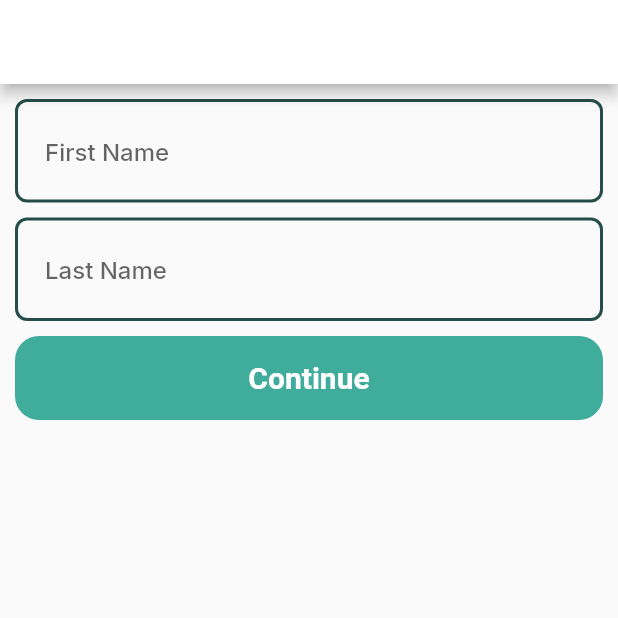
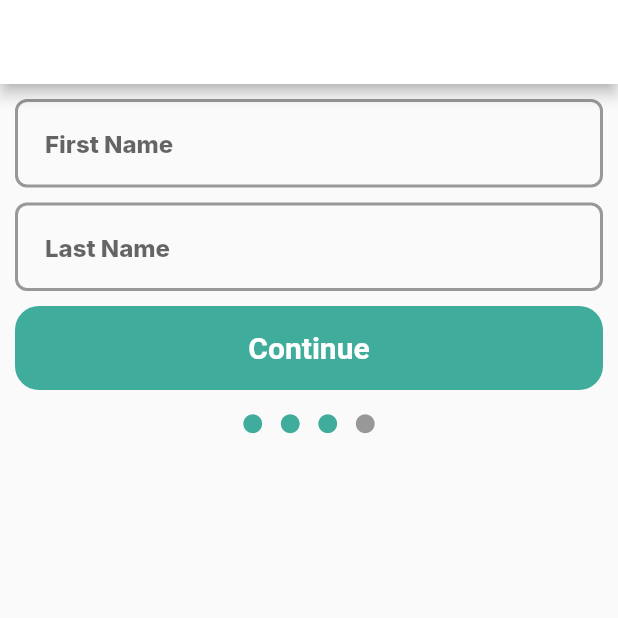
Before and after one commit to isif00/HACK-ODD, a Flutter app: the screen it shows after launch, on a phone screen of 412 x 824 dp, the top half of it. Run offline on Flutter 3.47's test engine with Material 2 defaults, Android fonts, the phone set to English and light mode, and no system bars; our stand-ins replace gap, google_fonts.

Commit message:
ref: change styling options

```diff
--- a/lib/screens/intro_screen.dart
+++ b/lib/screens/intro_screen.dart
@@ -3,6 +3,8 @@ import 'package:flutter/widgets.dart';
 import 'package:gap/gap.dart';
 import 'package:hack_odd/widgets/text_input.dart';
 import 'package:hack_odd/widgets/main_button.dart';
+
+import '../widgets/steps.dart';
 
 class IntroScreen extends StatefulWidget {
   const IntroScreen({super.key});
@@ -30,6 +32,9 @@ class _IntroScreenState extends State<IntroScreen> {
             Gap(10),
             // continue Button
             MainButton(buttonText: 'Continue'),
+            Gap(10),
+            // Stepper
+            Steps(currentStep: 3, totalSteps: 4)
           ],
         ),
       ),
--- a/lib/utils/app_style.dart
+++ b/lib/utils/app_style.dart
@@ -6,6 +6,7 @@ class Styles {
   static Color primaryColor = const Color(0xFF3FAC9C);
   static Color titleColor = const Color(0xFF254E48);
   static Color textColor = const Color(0xFF545454);
+  static Color disabledColor = const Color(0xFF989898);
 
   //Text Styles
   static TextStyle headLine1 = GoogleFonts.inter(
--- a/lib/widgets/steps.dart
+++ b/lib/widgets/steps.dart
@@ -1,42 +1,39 @@
 import 'package:flutter/material.dart';
+import 'package:gap/gap.dart';
 import 'package:hack_odd/utils/app_style.dart';
-
 
 class Steps extends StatelessWidget {
   const Steps({super.key, required this.totalSteps, required this.currentStep});
   final int totalSteps;
   final int currentStep;
 
-
   @override
   Widget build(BuildContext context) {
-
     List<Widget> iconButtonWidgets = [];
 
-
     for (int i = 0; i < totalSteps; i++) {
-      if(i >= currentStep) {
+      if (i >= currentStep) {
         iconButtonWidgets.add(
-          IconButton(
-            icon: Icon(Icons.circle_rounded, color: Styles.stepGrey,),
-            // Customize the icon as needed
-            onPressed: () {
-              // Do something when the IconButton is pressed
-              print('IconButton $i pressed.');
-            },
+          Container(
+            margin: const EdgeInsets.all(5),
+            child: Icon(
+              Icons.circle_rounded,
+              color: Styles.disabledColor,
+              size: 15,
+            ),
           ),
         );
-      }
-      else{
+      } else {
         iconButtonWidgets.add(
-          IconButton(
-            icon: Icon(Icons.circle_rounded, color: Styles.primaryColor,),
-            // Customize the icon as needed
-            onPressed: () {
-              // Do something when the IconButton is pressed
-              print('IconButton $i pressed.');
-            },
+          Container(
+            margin: const EdgeInsets.all(5),
+            child: Icon(
+              Icons.circle_rounded,
+              color: Styles.primaryColor,
+              size: 15,
+            ),
           ),
+          // Customize the icon as needed
         );
       }
     }
--- a/lib/widgets/text_input.dart
+++ b/lib/widgets/text_input.dart
@@ -13,15 +13,15 @@ class _TextInputState extends State<TextInput> {
   @override
   Widget build(BuildContext context) {
     return TextField(
-      style: Styles.headLineSmall.copyWith(fontWeight: FontWeight.w500),
+      style: Styles.headLineSmall.copyWith(fontWeight: FontWeight.w800),
       decoration: InputDecoration(
         contentPadding:
-            const EdgeInsets.symmetric(vertical: 25.0, horizontal: 20.0),
+            const EdgeInsets.symmetric(vertical: 20.0, horizontal: 20.0),
         focusedBorder: OutlineInputBorder(
             borderSide: BorderSide(color: Styles.titleColor, width: 2.5),
             borderRadius: BorderRadius.circular(8.0)),
         enabledBorder: OutlineInputBorder(
-            borderSide: BorderSide(color: Styles.titleColor, width: 2.0),
+            borderSide: BorderSide(color: Styles.disabledColor, width: 2.0),
             borderRadius: BorderRadius.circular(8.0)),
         hintText: widget.hintText,
       ),
```
